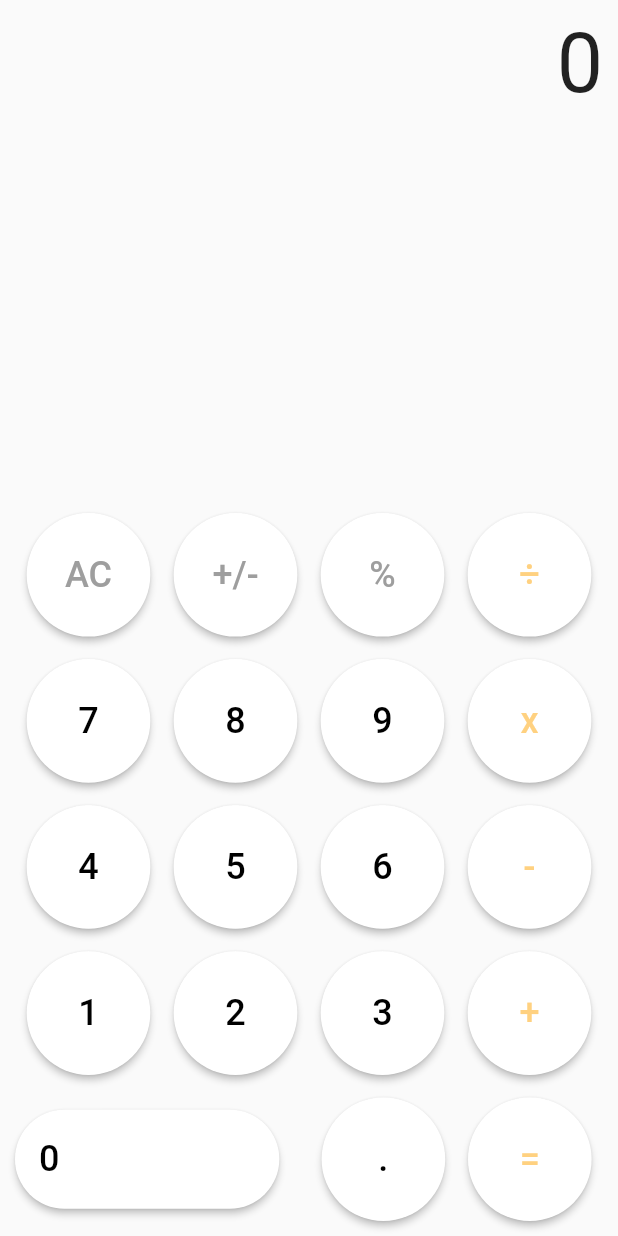
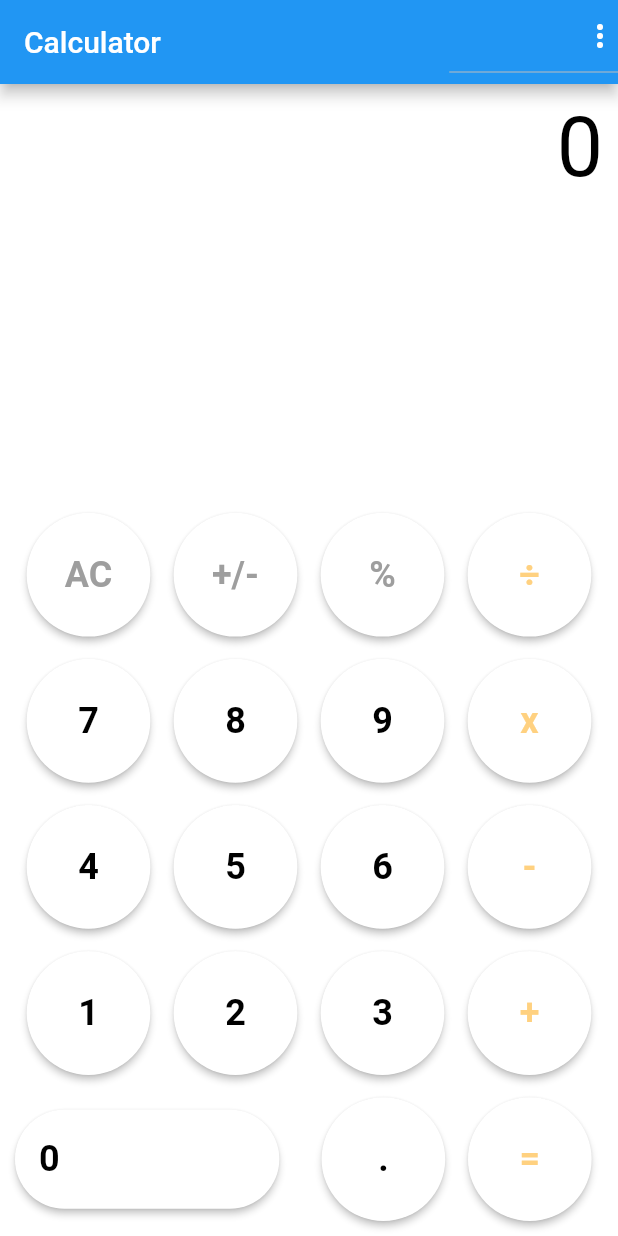
Before and after one commit to fhdzfr123/demo, a Flutter app: the screen it shows after launch, on a phone screen of 412 x 824 dp. Run offline on Flutter 3.47's test engine with Material 2 defaults, Android fonts, the phone set to English and light mode, and no system bars.

Commit message:
bug fixing

```diff
--- /dev/null
+++ b/lib/Provider/themeprovider.dart
@@ -0,0 +1,48 @@
+
+
+import 'package:flutter/material.dart';
+import 'package:flutter/scheduler.dart';
+
+class ThemeProvider extends ChangeNotifier {
+  ThemeMode themeMode = ThemeMode.system;
+  void toggleTheme(bool isOn) {
+    themeMode = isOn ? ThemeMode.dark : ThemeMode.light;
+    notifyListeners();
+  }
+}
+
+class CustomTheme {
+  static final ThemeData lightThemeData = ThemeData(
+    buttonColor: Colors.white,
+    primaryColor: Colors.blue,
+    scaffoldBackgroundColor: Colors.white,
+    textTheme: TextTheme(
+      bodyText1: TextStyle(color: Colors.black),
+      bodyText2: TextStyle(color: Colors.black),
+      headline1: TextStyle(color: Colors.black,fontSize: 24,fontWeight: FontWeight.bold),
+    ).apply(
+      bodyColor: Colors.black,
+      displayColor: Colors.black,
+    ),
+    elevatedButtonTheme: ElevatedButtonThemeData(
+      style: ElevatedButton.styleFrom(primary: Colors.white,textStyle: TextStyle(color: Colors.black)),
+    ),
+  );
+
+  static final ThemeData darkThemeData = ThemeData(
+    buttonColor: Colors.black,
+    primaryColor: Colors.grey,
+    textTheme: TextTheme(
+      bodyText1: TextStyle(color: Colors.white),
+      bodyText2: TextStyle(color: Colors.white),
+      headline1: TextStyle(color: Colors.white,fontSize: 24,fontWeight: FontWeight.bold),
+    ).apply(
+      bodyColor: Colors.white,
+      displayColor: Colors.white,
+    ),
+    scaffoldBackgroundColor: Color(0xFF1A1716),
+    elevatedButtonTheme: ElevatedButtonThemeData(
+      style: ElevatedButton.styleFrom(primary: Colors.black12,textStyle: TextStyle(color: Colors.orange)),
+    ),
+  );
+}
--- a/lib/main.dart
+++ b/lib/main.dart
@@ -1,4 +1,6 @@
+import 'package:demo/Provider/themeprovider.dart';
 import 'package:flutter/material.dart';
+import 'package:provider/provider.dart';
 //import 'package:math_expressions/math_expressions.dart';
 
 void main() {
@@ -9,13 +11,19 @@ class MyApp extends StatelessWidget {
   // This widget is the root of your application.
   @override
   Widget build(BuildContext context) {
+    return ChangeNotifierProvider(
+      create: (context) => ThemeProvider(),
+      builder: (context,_){
+        final themeProvider = Provider.of<ThemeProvider>(context);
          return MaterialApp(
           title: 'Flutter Demo',
+          themeMode: themeProvider.themeMode,
+          darkTheme: CustomTheme.darkThemeData,
           debugShowCheckedModeBanner: false,
-      theme: ThemeData(
-        primarySwatch: Colors.blue,
-      ),
+          theme:CustomTheme.lightThemeData,
           home: MyCalculator(),
+        );
+      },
     );
   }
 }
@@ -39,23 +47,45 @@ class _MyCalculatorState extends State<MyCalculator> {
     final width = MediaQuery.of(context).size.width;
     final height = MediaQuery.of(context).size.height;
     return Scaffold(
+      appBar: AppBar(
+        title: Text('Calculator'),
+        actions: [
+          DropdownButton<String>(
+            icon: Icon(Icons.more_vert,color: Colors.white,),
+            items: <String>['Dark Theme', 'Light Theme'].map((String value) {
+              return DropdownMenuItem<String>(
+                value: value,
+                child: Text(value),
+              );
+            }).toList(),
+            onChanged: (v) {
+                  if(v=='Dark Theme') {
+                    final provider = Provider.of<ThemeProvider>(context, listen: false);
+                    provider.toggleTheme(true);
+                  }
+                  else
+                    {
+                      final provider = Provider.of<ThemeProvider>(context, listen: false);
+                      provider.toggleTheme(false);
+                    }
+            },
+          )
+        ],
+      ),
         body: Container(
           padding: EdgeInsets.all(10),
           width: width,
           height: height,
           child: Column(
-            mainAxisAlignment: MainAxisAlignment.end,
+            mainAxisAlignment: MainAxisAlignment.spaceBetween,
             crossAxisAlignment: CrossAxisAlignment.start,
             children: [
-              Expanded(
-                flex: 3,
-                child: Align(
+              Align(
                   alignment: Alignment.topRight,
                   child: Text(answer!=0 ? answer.toString() : inputString!=''? inputString : '0',style: TextStyle(fontSize: 55),)),
-              ),
-              SizedBox(
-                height: height*0.25,
-              ),
+              Wrap(
+                spacing: 1,
+                children: [
                   Row(
                     mainAxisAlignment: MainAxisAlignment.spaceBetween,
                     children: [
@@ -69,9 +99,9 @@ class _MyCalculatorState extends State<MyCalculator> {
                   Row(
                     mainAxisAlignment: MainAxisAlignment.spaceBetween,
                     children: [
-                  button('7',Colors.black),
-                  button('8',Colors.black),
-                  button('9',Colors.black),
+                      button('7',null),
+                      button('8',null),
+                      button('9',null),
                       button('x',Colors.orangeAccent.shade100),
                     ],
                   ),
@@ -79,9 +109,9 @@ class _MyCalculatorState extends State<MyCalculator> {
                   Row(
                     mainAxisAlignment: MainAxisAlignment.spaceBetween,
                     children: [
-                  button('4',Colors.black),
-                  button('5',Colors.black),
-                  button('6',Colors.black),
+                      button('4',null),
+                      button('5',null),
+                      button('6',null),
                       button('-',Colors.orangeAccent.shade100),
                     ],
                   ),
@@ -89,9 +119,9 @@ class _MyCalculatorState extends State<MyCalculator> {
                   Row(
                     mainAxisAlignment: MainAxisAlignment.spaceBetween,
                     children: [
-                  button('1',Colors.black),
-                  button('2',Colors.black),
-                  button('3',Colors.black),
+                      button('1',null),
+                      button('2',null),
+                      button('3',null),
                       button('+',Colors.orangeAccent.shade100),
                     ],
                   ),
@@ -101,7 +131,7 @@ class _MyCalculatorState extends State<MyCalculator> {
                     children: [
                       ElevatedButton(
                         style: ElevatedButton.styleFrom(
-                        shape: const RoundedRectangleBorder(borderRadius: BorderRadius.all(Radius.circular(40))), primary: Colors.white),
+                            shape: const RoundedRectangleBorder(borderRadius: BorderRadius.all(Radius.circular(40))),),
                         child: Container(
                           width: width*0.35,
                           height: height*0.08,
@@ -111,7 +141,7 @@ class _MyCalculatorState extends State<MyCalculator> {
                             alignment: Alignment.centerLeft,
                             child: Text(
                               '0',
-                          style: TextStyle(fontSize: 24,color: Colors.black),
+                              style: Theme.of(context).textTheme.headline1,
                               textAlign: TextAlign.left,
                             ),
                           ),
@@ -149,8 +179,10 @@ class _MyCalculatorState extends State<MyCalculator> {
                     ),
                   ),
                 ),*/
-                  button('.',Colors.black),
+                      button('.',null),
                       button('=',Colors.orangeAccent.shade100),
+                    ],
+                  )
                 ],
               )
             ],
@@ -165,7 +197,7 @@ class _MyCalculatorState extends State<MyCalculator> {
     return Expanded(
       child: ElevatedButton(
         style: ElevatedButton.styleFrom(
-            shape: const CircleBorder(), primary: Colors.white),
+            shape: const CircleBorder(),),
         child: Container(
           width: width*0.1,
           height: height*0.1,
@@ -173,7 +205,7 @@ class _MyCalculatorState extends State<MyCalculator> {
           decoration: const BoxDecoration(shape: BoxShape.circle),
           child: Text(
             text,
-            style: TextStyle(fontSize: 24,color: color),
+            style: color==null ? Theme.of(context).textTheme.headline1 : TextStyle(fontSize: 24,color: color,fontWeight: FontWeight.bold),
           ),
         ),
         onPressed: () {
@@ -261,6 +293,18 @@ class _MyCalculatorState extends State<MyCalculator> {
             //performDivide();
             equalPressed(text);
           }
+          else if(text=='+/-'){
+            setState(() {
+              inputArray.add(number);
+              var no = inputArray[inputArray.length-1];
+              print(no);
+              //inputArray.replaceRange(inputArray.length-1, inputArray.length-1, no*(-1));
+              inputArray[inputArray.length-1] = (no*(-1)).toString();
+            });
+            inputArray.forEach((element) {
+              print('input array '+ element);
+            });
+          }
           else if(text=='AC'){
             setState(() {
               inputArray.clear();
@@ -315,7 +359,13 @@ class _MyCalculatorState extends State<MyCalculator> {
       return inputArray[0];
     }
 
-    if(inputArray.contains('÷')){
+    if(inputArray.contains('%')){
+      inputArray.forEach((element) {
+        print('input array '+ element);
+      });
+      performPerc();
+    }
+    else if(inputArray.contains('÷')){
       performDivide();
     }
     else if(inputArray.contains('x'))
@@ -329,6 +379,24 @@ class _MyCalculatorState extends State<MyCalculator> {
       performSub();
     }
     solveExpression();
+  }
+
+  performPerc(){
+    var index = inputArray.indexOf('%');
+    print('index '+index.toString());
+    var result = (double.parse(inputArray[index-1])*100)/double.parse(inputArray[index+1]);
+    print('result '+result.toString());
+    inputArray.forEach((element) {
+      print('input array '+ element);
+    });
+    inputArray[index-1] = result.toString();
+    inputArray[index]='';
+    inputArray[index+1]='';
+    print('new line');
+    inputArray.removeWhere((element) => element=='');
+    inputArray.forEach((element) {
+      print('input array '+ element);
+    });
   }
 
   performDivide(){
@@ -401,48 +469,3 @@ class _MyCalculatorState extends State<MyCalculator> {
   }
 
 }
-
-
-/*Container(
-child: PhysicalShape(
-color: Colors.white,
-shadowColor: Colors.grey.shade200,
-elevation: 4,
-clipper: ShapeBorderClipper(shape: CircleBorder()),
-child: Container(
-height: 75,
-width: 75,
-child: Center(
-child: Text(text,style: TextStyle(fontSize: 30,color: color,fontFamily: 'Schyler'),),
-),
-),
-),
-)*/
-
-
-
-/*
-class Button extends StatelessWidget {
-  final String? text;
-  const Button({Key? key,required this.text}) : super(key: key);
-
-  @override
-  Widget build(BuildContext context) {
-    return Container(
-      child: PhysicalShape(
-        color: Colors.white,
-        shadowColor: Colors.grey.shade200,
-        elevation: 4,
-        clipper: ShapeBorderClipper(shape: CircleBorder()),
-        child: Container(
-          height: 75,
-          width: 75,
-          child: Center(
-            child: Text(this.text.toString(),style: TextStyle(fontSize: 30),),
-          ),
-        ),
-      ),
-    );
-  }
-}
-*/
--- a/pubspec.yaml
+++ b/pubspec.yaml
@@ -28,7 +28,7 @@ dependencies:
   # The following adds the Cupertino Icons font to your application.
   # Use with the CupertinoIcons class for iOS style icons.
   cupertino_icons: ^1.0.2
-  math_expressions: ^2.3.0
+  provider: ^6.0.0
 
 dev_dependencies:
   flutter_test:
```
Also changed, not shown: pubspec.lock. Lines whose indentation alone changed are shown as unchanged.
